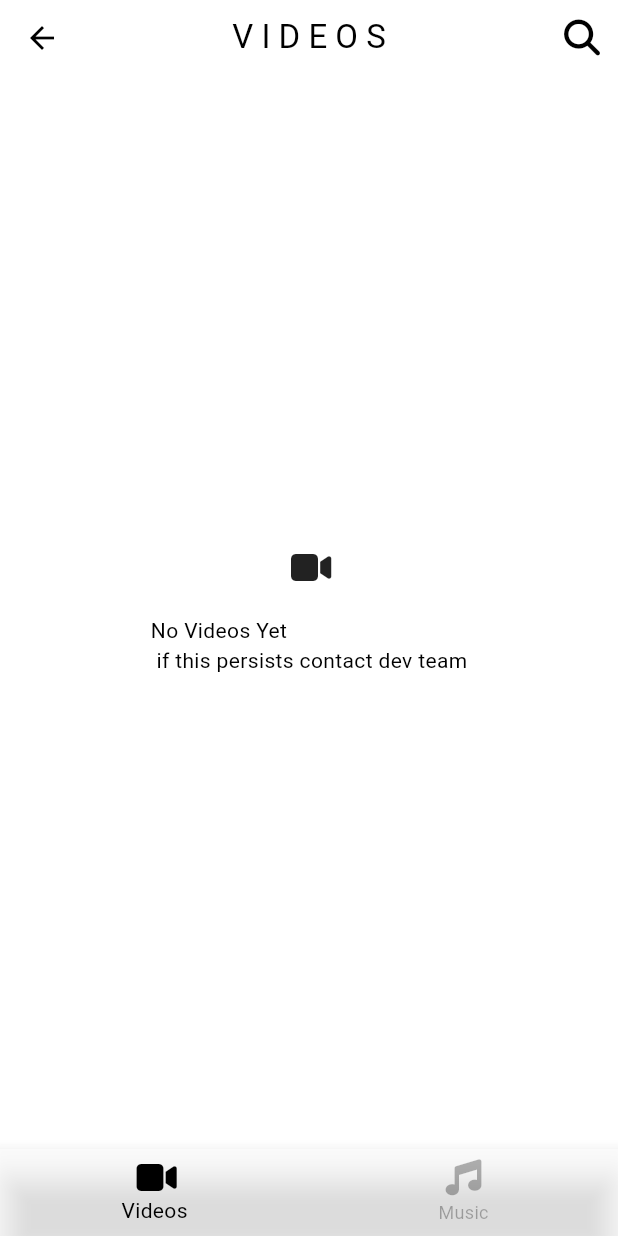
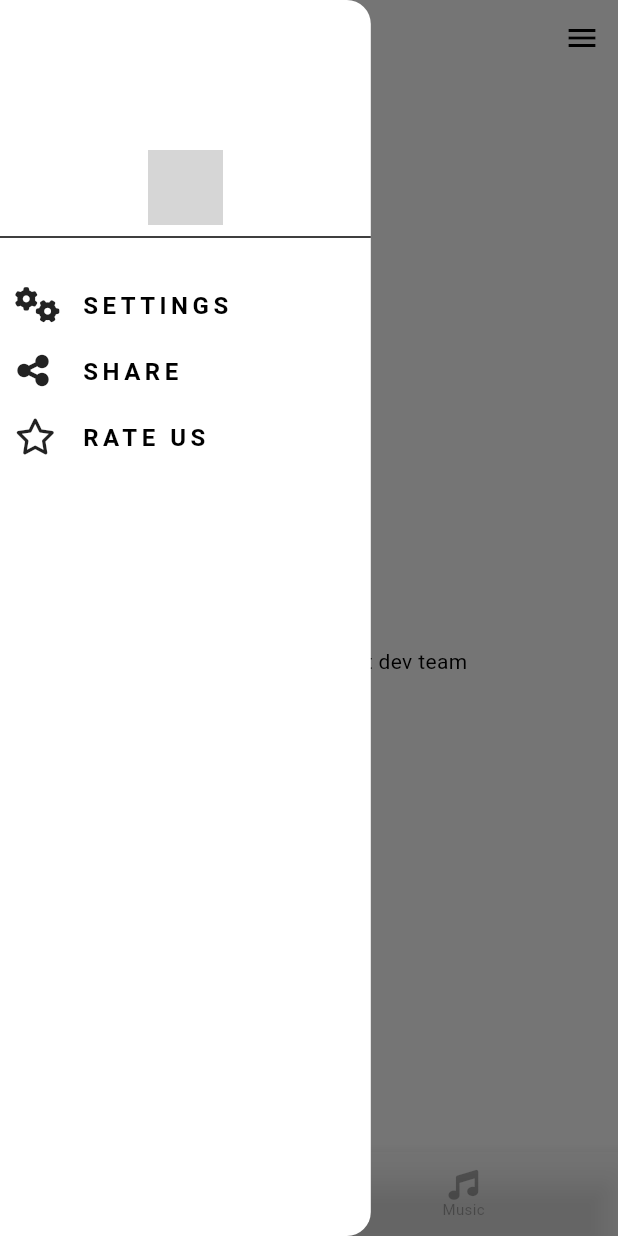
Before and after one commit to Emminence-in-code/foxy_player, a Flutter app: the screen it shows after launch, with the side drawer open (before the commit the screen has no drawer), on a phone screen of 412 x 824 dp. Run offline on Flutter 3.47's test engine with Material 3 defaults, Android fonts, the phone set to English and light mode, and no system bars; our stand-ins replace chewie, font_awesome_flutter, just_audio, on_audio_query, permission_handler and 1 more; missing offline and left inert: dart:ffi, list_all_videos; grey boxes are pictures that could not be loaded.

Commit message:
this is the last commit before i change the project, ill return to this if it was sa failure

```diff
--- a/lib/models/file_provider.dart
+++ b/lib/models/file_provider.dart
@@ -24,7 +24,7 @@ class FileProvider extends ChangeNotifier {
     bool hasPerm = await Permission.storage.isGranted;
 
     if (hasPerm) {
-      _getVideoFiles().then((value) => null);
+      await _getVideoFiles();
       await _getAudioFiles();
       notifyListeners();
       final videos = getVideoFileList(videoFiles);
--- a/lib/pages/home_page.dart
+++ b/lib/pages/home_page.dart
@@ -1,5 +1,6 @@
 import 'package:flutter/material.dart';
 import 'package:foxy_player/models/models.dart';
+import 'package:foxy_player/pages/audio_player_page.dart';
 import 'package:foxy_player/screens/screens.dart';
 import 'package:foxy_player/widgets/widgets.dart';
 import 'package:provider/provider.dart';
@@ -13,18 +14,74 @@ class HomePage extends StatelessWidget {
 
   @override
   Widget build(BuildContext context) {
+    final AudioProvider _audio = Provider.of<AudioProvider>(context);
+
     return ChangeNotifierProvider(
         create: (context) => AudioProvider(),
         builder: (context, audio) {
-          return Scaffold(
+
+          return Scaffold(drawerEnableOpenDragGesture: true,
+
+            drawer: const CustomDrawer(),
             appBar: const CustomAppBar(),
+            bottomNavigationBar: const CustomNav(),
             body: Consumer<NavigationProvider>(
               builder: (context, navProvider, _) {
+
                 final index = navProvider.currentIndex;
-                return screens[index];
+                return Stack(
+                  children: [
+                    screens[index],
+                         Positioned(
+          bottom: 0,
+          right: 0,
+          left: 0,
+          child: Consumer<AudioProvider>(builder: (context, aud, _) {
+            if (aud.audioPlayer.playing) {
+              aud.visible = true;
+            }
+            if (!aud.visible) return Container();
+            return GestureDetector(
+              onTap: () {
+                Navigator.of(context)
+                    .push(MaterialPageRoute(builder: (builder) {
+                  return AudioPlayerPage(
+                    song: _audio.currentTrack,
+                    audioProvider: _audio,
+                  );
+                }));
+              },
+              onHorizontalDragEnd: (details) async {
+                if (details.primaryVelocity! < 0.0) {
+                  await _audio.playPrev();
+
+                  // prev
+                } else if (details.primaryVelocity! > 0.0) {
+                  // next
+                  await _audio.playNext();
+                }
+              },
+              child: BottomAudioPlayer(
+                title: _audio.currentTrack.title,
+                onNext: () async {
+                  await _audio.playNext();
+                },
+                onPlay: () async {
+                  await _audio.togglePlay();
+                },
+                onPrev: () async {
+                  await _audio.playPrev();
+                },
+                isPlaying: _audio.audioPlayer.playing,
+                image: _audio.currentTrack.image,
+              ),
+            );
+          }),
+        )
+                  ],
+                );
               },
             ),
-            bottomNavigationBar: const CustomNav(),
           );
         });
   }
--- a/lib/pages/ignore.dart
+++ b/lib/pages/ignore.dart
@@ -28,7 +28,7 @@ class _FoxySplashScreenState extends State<FoxySplashScreen> {
           child: Column(
         mainAxisAlignment: MainAxisAlignment.center,
         children: [
-          Image.asset('assets/new_art.png'),
+          Image.asset('assets/images/new_art.png'),
           const SizedBox(
             height: 10,
           ),
--- a/lib/widgets/drawers.dart
+++ b/lib/widgets/drawers.dart
@@ -11,10 +11,18 @@ class CustomDrawer extends StatelessWidget {
   Widget build(BuildContext context) {
     return Drawer(
       backgroundColor: Colors.white,
+      width: MediaQuery.of(context).size.width * 0.6,
       child: Column(
         children: [
           const SizedBox(
-              height: 160,
+            height: 100,
+          ),
+          Container(
+            height: 50,
+            width: 50,
+            decoration: const BoxDecoration(
+                image: DecorationImage(
+                    image: AssetImage('assets/images/new_art.png'))),
           ),
           const Divider(),
           const SizedBox(
@@ -49,7 +57,8 @@ class CustomDrawer extends StatelessWidget {
             onTap: () {},
           ),
         ],
-        ));
+      ),
+    );
   }
 }
 
--- a/lib/widgets/navigations.dart
+++ b/lib/widgets/navigations.dart
@@ -1,6 +1,7 @@
 import 'package:flutter/material.dart';
 import 'package:font_awesome_flutter/font_awesome_flutter.dart';
 import 'package:foxy_player/models/nav_provider.dart';
+import 'package:foxy_player/widgets/drawers.dart';
 import 'package:foxy_player/widgets/search_delegate.dart';
 import 'package:provider/provider.dart';
 
@@ -14,6 +15,9 @@ class CustomNav extends StatelessWidget {
     final NavigationProvider provider =
         Provider.of<NavigationProvider>(context);
     return BottomNavigationBar(
+        selectedFontSize: 10,
+        unselectedFontSize: 10,
+        iconSize: 20,
         selectedItemColor: Colors.black,
         unselectedItemColor: Colors.black.withOpacity(0.3),
         backgroundColor: Colors.white54.withOpacity(0.5),
@@ -34,28 +38,43 @@ class CustomNav extends StatelessWidget {
   }
 }
 
-class CustomAppBar extends StatelessWidget implements PreferredSizeWidget {
+class CustomAppBar extends StatefulWidget implements PreferredSizeWidget {
+  const CustomAppBar({
+    super.key,
+  });
   final double height = 50;
-  const CustomAppBar({super.key});
 
   @override
+  State<CustomAppBar> createState() => _CustomAppBarState();
+
+  @override
+  // TODO: implement preferredSize
+  Size get preferredSize => Size.fromHeight(height);
+}
+
+class _CustomAppBarState extends State<CustomAppBar> {
+  @override
   Widget build(BuildContext context) {
+    bool isOpen = !Scaffold.of(context).isDrawerOpen;
+
     final NavigationProvider navProvider =
         Provider.of<NavigationProvider>(context);
     bool isOnVideoPage = navProvider.currentIndex == 0;
 
     return AppBar(
-      title: Text(isOnVideoPage ? "V I D E O S" : "M U S I C"),
-      centerTitle: true,
+      automaticallyImplyLeading: false,
+      title: Text(
+        isOnVideoPage ? "V I D E O S" : "M U S I C",
+        style: const TextStyle(fontSize: 15, fontWeight: FontWeight.bold),
+      ),
       backgroundColor: Colors.white.withOpacity(0.5),
       actions: [
         IconButton(
-            onPressed: () {},
-            icon: const Icon(FontAwesomeIcons.magnifyingGlass))
+            onPressed: () {
+              Scaffold.of(context).openDrawer();
+            },
+            icon: const Icon(Icons.menu))
       ],
     );
   }
-
-  @override
-  Size get preferredSize => Size.fromHeight(height);
 }
```
Also changed, not shown: lib/models/audio_provider.dart (+11 -0 lines), lib/screens/music_screen.dart (+1 -51 lines), lib/services/album.dart (added, +13 -0 lines), lib/services/file_services.dart (+57 -9 lines). Lines whose indentation alone changed are shown as unchanged.
